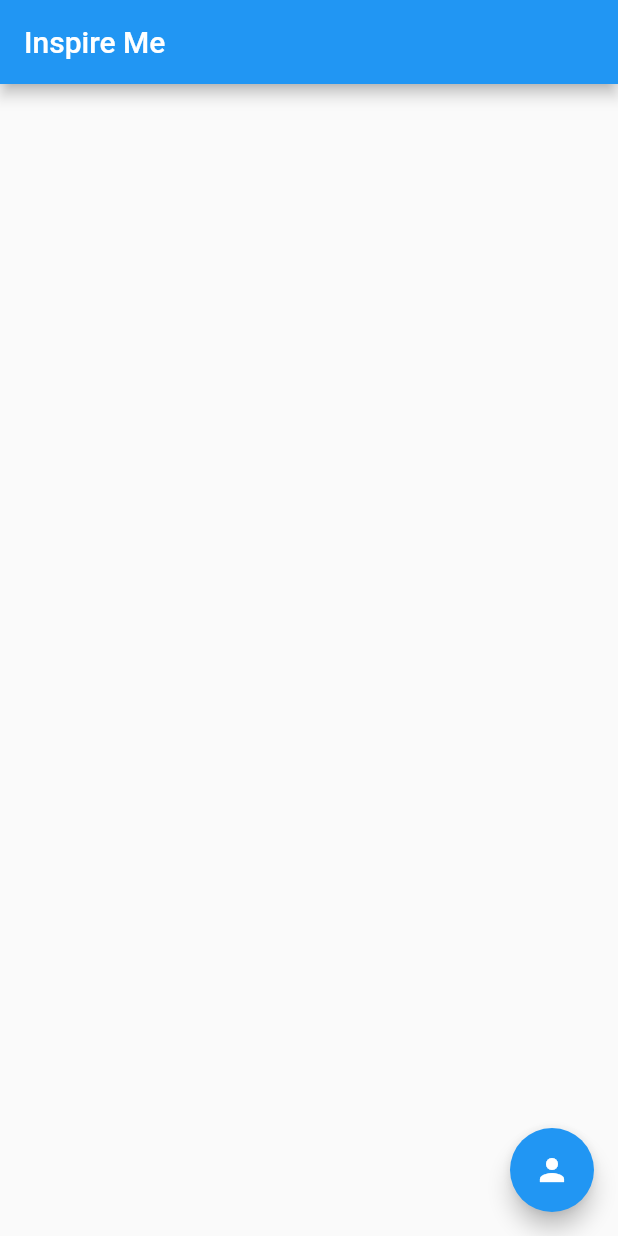
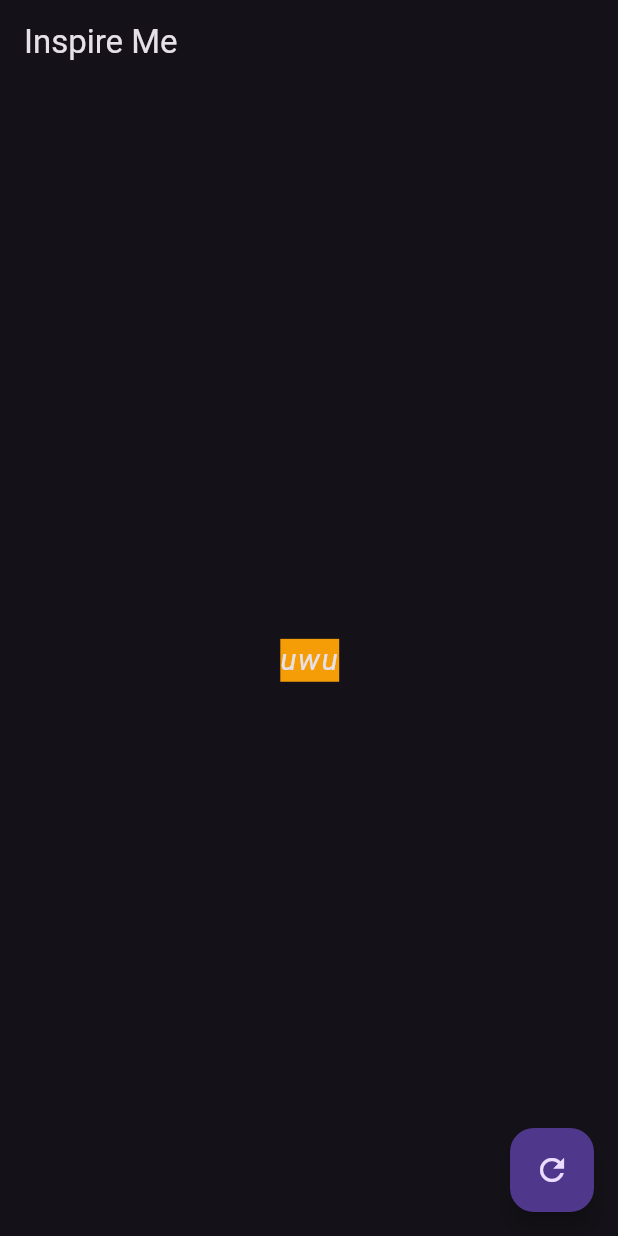
Before and after one commit to CerberusProgrammer/inspire_me, a Flutter app: the screen it shows after launch, on a phone screen of 412 x 824 dp. Run offline on Flutter 3.47's test engine with Material 2 defaults, Android fonts, the phone set to English and light mode, and no system bars; missing offline and left inert: quotes.

Commit message:
New things...

```diff
--- a/lib/home.dart
+++ b/lib/home.dart
@@ -1,4 +1,5 @@
 import 'package:flutter/material.dart';
+import 'package:quotes/quotes.dart';
 
 class Home extends StatefulWidget {
   const Home({super.key});
@@ -10,14 +11,30 @@ class Home extends StatefulWidget {
 class _Home extends State<Home> {
   @override
   Widget build(BuildContext context) {
+    String quoteContent = 'uwu';
+
     return Scaffold(
       appBar: AppBar(
         title: const Text('Inspire Me'),
       ),
-      body: const Center(),
+      body: Center(
+          child: Padding(
+        padding: const EdgeInsets.all(10),
+        child: Text(
+          quoteContent,
+          style: const TextStyle(
+            fontFamily: 'Roboto',
+            backgroundColor: Color.fromARGB(255, 244, 157, 6),
+            letterSpacing: 1,
+            fontStyle: FontStyle.italic,
+            fontSize: 20,
+          ),
+          textAlign: TextAlign.justify,
+        ),
+      )),
       floatingActionButton: FloatingActionButton(
         onPressed: (() {}),
-        child: const Icon(Icons.person),
+        child: const Icon(Icons.refresh),
       ),
     );
   }
--- a/lib/main.dart
+++ b/lib/main.dart
@@ -5,9 +5,12 @@ import 'home.dart';
 void main() {
   runApp(
     MaterialApp(
+      debugShowCheckedModeBanner: false,
       title: 'Inspire Me',
       theme: ThemeData(
-        brightness: Brightness.light,
+        brightness: Brightness.dark,
+        primarySwatch: Colors.amber,
+        useMaterial3: true,
       ),
       home: const Home(),
     ),
--- a/pubspec.yaml
+++ b/pubspec.yaml
@@ -11,6 +11,7 @@ dependencies:
     sdk: flutter
 
   cupertino_icons: ^1.0.2
+  quotes: ^0.0.2
 
 dev_dependencies:
   flutter_test:
```
Also changed, not shown: pubspec.lock, 2 other files.
